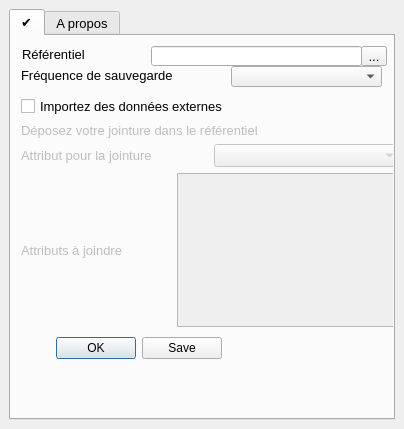
First picture: the form in mon_parcellaire_dockwidget_base.ui, repository jhemmi/MonParcellaire, before the edit.
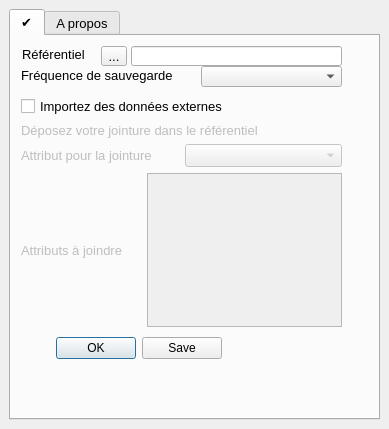
Second picture: the form after the edit.

Diff of the .ui file:
```diff
--- a/mon_parcellaire_dockwidget_base.ui
+++ b/mon_parcellaire_dockwidget_base.ui
@@ -6,7 +6,7 @@
    <rect>
     <x>0</x>
     <y>0</y>
-    <width>404</width>
+    <width>389</width>
     <height>429</height>
    </rect>
   </property>
@@ -45,7 +45,7 @@
            <rect>
             <x>11</x>
             <y>10</y>
-            <width>111</width>
+            <width>71</width>
             <height>17</height>
            </rect>
           </property>
@@ -79,7 +79,7 @@
          <widget class="QLineEdit" name="Repertoire_lineEdit">
           <property name="geometry">
            <rect>
-            <x>140</x>
+            <x>120</x>
             <y>10</y>
             <width>211</width>
             <height>20</height>
@@ -146,7 +146,7 @@
          <widget class="QToolButton" name="Repertoire_toolButton">
           <property name="geometry">
            <rect>
-            <x>350</x>
+            <x>90</x>
             <y>10</y>
             <width>26</width>
             <height>20</height>
@@ -176,7 +176,7 @@
            <rect>
             <x>10</x>
             <y>60</y>
-            <width>380</width>
+            <width>321</width>
             <height>231</height>
            </rect>
           </property>
@@ -316,9 +316,9 @@
          <widget class="QComboBox" name="FrequenceSauvegarde_comboBox">
           <property name="geometry">
            <rect>
-            <x>220</x>
+            <x>190</x>
             <y>30</y>
-            <width>151</width>
+            <width>141</width>
             <height>21</height>
            </rect>
           </property>
@@ -339,7 +339,7 @@
            <rect>
             <x>10</x>
             <y>30</y>
-            <width>191</width>
+            <width>171</width>
             <height>18</height>
            </rect>
           </property>
```
Left out of the diff: 29 changed lines with no effect on the pictures.
